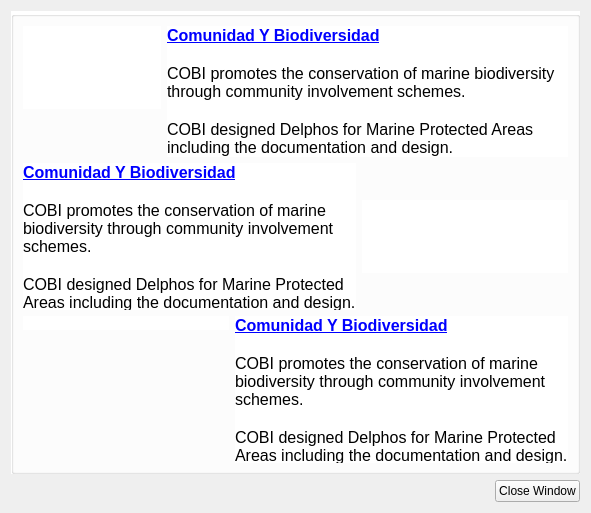
Ecotrust/delphos, file src/gui/credits_dialog.ui: the form before one commit.
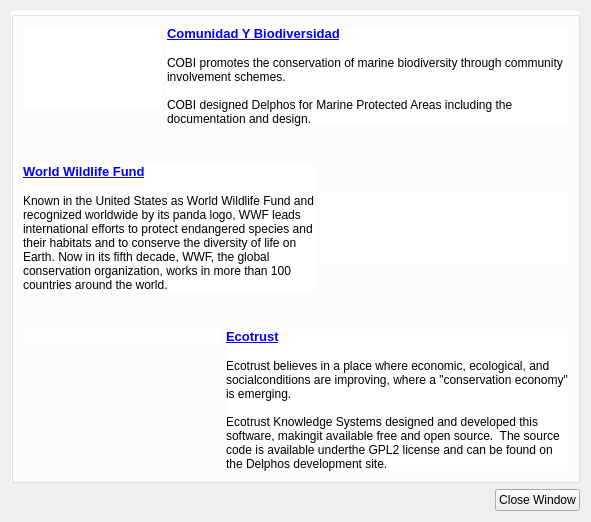
The form after the commit. Icons and pictures are not drawn.

The edit to the form file:
```diff
--- a/src/gui/credits_dialog.ui
+++ b/src/gui/credits_dialog.ui
@@ -9,7 +9,7 @@
     <x>0</x>
     <y>0</y>
     <width>591</width>
-    <height>513</height>
+    <height>522</height>
    </rect>
   </property>
   <property name="windowTitle" >
@@ -88,12 +88,12 @@
           <property name="text" >
            <string>&lt;html>&lt;head>&lt;meta name="qrichtext" content="1" />&lt;style type="text/css">
 p, li { white-space: pre-wrap; }
-&lt;/style>&lt;/head>&lt;body style=" font-family:'Lucida Grande'; font-size:13pt; font-weight:400; font-style:normal;">
-&lt;p style=" margin-top:0px; margin-bottom:0px; margin-left:0px; margin-right:0px; -qt-block-indent:0; text-indent:0px; font-family:'MS Shell Dlg 2'; font-size:8pt;">&lt;a href="http://www.cobi.org.mx/">&lt;span style=" font-size:12pt; font-weight:600; text-decoration: underline; color:#0000ff;">Comunidad Y Biodiversidad&lt;/span>&lt;/a>&lt;span style=" font-size:12pt; font-weight:600;"> &lt;/span>&lt;/p>
-&lt;p style="-qt-paragraph-type:empty; margin-top:0px; margin-bottom:0px; margin-left:0px; margin-right:0px; -qt-block-indent:0; text-indent:0px; font-family:'MS Shell Dlg 2'; font-size:12pt; font-weight:600;">&lt;/p>
-&lt;p style=" margin-top:0px; margin-bottom:0px; margin-left:0px; margin-right:0px; -qt-block-indent:0; text-indent:0px; font-family:'MS Shell Dlg 2'; font-size:12pt; font-weight:600;">&lt;span style=" font-weight:400;">COBI promotes the conservation of marine&lt;/span> &lt;span style=" font-weight:400;">biodiversity through community involvement schemes.  &lt;/span>&lt;/p>
-&lt;p style="-qt-paragraph-type:empty; margin-top:0px; margin-bottom:0px; margin-left:0px; margin-right:0px; -qt-block-indent:0; text-indent:0px; font-family:'MS Shell Dlg 2'; font-size:12pt;">&lt;/p>
-&lt;p style=" margin-top:0px; margin-bottom:0px; margin-left:0px; margin-right:0px; -qt-block-indent:0; text-indent:0px; font-family:'MS Shell Dlg 2'; font-size:12pt;">COBI designed Delphos for Marine Protected Areas including the documentation and design.&lt;/p>&lt;/body>&lt;/html></string>
+&lt;/style>&lt;/head>&lt;body style=" font-family:'MS Shell Dlg 2'; font-size:13pt; font-weight:400; font-style:normal;">
+&lt;p style=" margin-top:0px; margin-bottom:0px; margin-left:0px; margin-right:0px; -qt-block-indent:0; text-indent:0px; font-size:8pt;">&lt;a href="http://www.cobi.org.mx/">&lt;span style=" font-size:10pt; font-weight:600; text-decoration: underline; color:#0000ff;">Comunidad Y Biodiversidad&lt;/span>&lt;/a>&lt;span style=" font-size:10pt; font-weight:600;"> &lt;/span>&lt;/p>
+&lt;p style="-qt-paragraph-type:empty; margin-top:0px; margin-bottom:0px; margin-left:0px; margin-right:0px; -qt-block-indent:0; text-indent:0px; font-size:10pt; font-weight:600;">&lt;/p>
+&lt;p style=" margin-top:0px; margin-bottom:0px; margin-left:0px; margin-right:0px; -qt-block-indent:0; text-indent:0px; font-size:10pt; font-weight:600;">&lt;span style=" font-size:9pt; font-weight:400;">COBI promotes the conservation of marine&lt;/span>&lt;span style=" font-size:9pt;"> &lt;/span>&lt;span style=" font-size:9pt; font-weight:400;">biodiversity through community involvement schemes.  &lt;/span>&lt;/p>
+&lt;p style="-qt-paragraph-type:empty; margin-top:0px; margin-bottom:0px; margin-left:0px; margin-right:0px; -qt-block-indent:0; text-indent:0px; font-size:9pt;">&lt;/p>
+&lt;p style=" margin-top:0px; margin-bottom:0px; margin-left:0px; margin-right:0px; -qt-block-indent:0; text-indent:0px; font-size:9pt;">COBI designed Delphos for Marine Protected Areas including the documentation and design.&lt;/p>&lt;/body>&lt;/html></string>
           </property>
           <property name="alignment" >
            <set>Qt::AlignLeading|Qt::AlignLeft|Qt::AlignTop</set>
@@ -132,12 +132,10 @@
             <property name="text" >
              <string>&lt;html>&lt;head>&lt;meta name="qrichtext" content="1" />&lt;style type="text/css">
 p, li { white-space: pre-wrap; }
-&lt;/style>&lt;/head>&lt;body style=" font-family:'Lucida Grande'; font-size:13pt; font-weight:400; font-style:normal;">
-&lt;p style=" margin-top:0px; margin-bottom:0px; margin-left:0px; margin-right:0px; -qt-block-indent:0; text-indent:0px; font-family:'MS Shell Dlg 2'; font-size:8pt;">&lt;a href="http://www.cobi.org.mx/">&lt;span style=" font-size:12pt; font-weight:600; text-decoration: underline; color:#0000ff;">Comunidad Y Biodiversidad&lt;/span>&lt;/a>&lt;span style=" font-size:12pt; font-weight:600;"> &lt;/span>&lt;/p>
-&lt;p style="-qt-paragraph-type:empty; margin-top:0px; margin-bottom:0px; margin-left:0px; margin-right:0px; -qt-block-indent:0; text-indent:0px; font-family:'MS Shell Dlg 2'; font-size:12pt; font-weight:600;">&lt;/p>
-&lt;p style=" margin-top:0px; margin-bottom:0px; margin-left:0px; margin-right:0px; -qt-block-indent:0; text-indent:0px; font-family:'MS Shell Dlg 2'; font-size:12pt; font-weight:600;">&lt;span style=" font-weight:400;">COBI promotes the conservation of marine&lt;/span> &lt;span style=" font-weight:400;">biodiversity through community involvement schemes.  &lt;/span>&lt;/p>
-&lt;p style="-qt-paragraph-type:empty; margin-top:0px; margin-bottom:0px; margin-left:0px; margin-right:0px; -qt-block-indent:0; text-indent:0px; font-family:'MS Shell Dlg 2'; font-size:12pt;">&lt;/p>
-&lt;p style=" margin-top:0px; margin-bottom:0px; margin-left:0px; margin-right:0px; -qt-block-indent:0; text-indent:0px; font-family:'MS Shell Dlg 2'; font-size:12pt;">COBI designed Delphos for Marine Protected Areas including the documentation and design.&lt;/p>&lt;/body>&lt;/html></string>
+&lt;/style>&lt;/head>&lt;body style=" font-family:'MS Shell Dlg 2'; font-size:13pt; font-weight:400; font-style:normal;">
+&lt;p style=" margin-top:0px; margin-bottom:0px; margin-left:0px; margin-right:0px; -qt-block-indent:0; text-indent:0px; font-size:8pt;">&lt;a href="http://www.wwf.org/">&lt;span style=" font-size:10pt; font-weight:600; text-decoration: underline; color:#0000ff;">World Wildlife Fund&lt;/span>&lt;/a>&lt;/p>
+&lt;p style="-qt-paragraph-type:empty; margin-top:0px; margin-bottom:0px; margin-left:0px; margin-right:0px; -qt-block-indent:0; text-indent:0px; font-size:10pt; font-weight:600;">&lt;/p>
+&lt;p style=" margin-top:0px; margin-bottom:0px; margin-left:0px; margin-right:0px; -qt-block-indent:0; text-indent:0px; font-size:10pt; font-weight:600;">&lt;span style=" font-size:9pt; font-weight:400;">Known in the United States as World Wildlife Fund and recognized worldwide by its panda logo, WWF leads international efforts to protect endangered species and their habitats and to conserve the diversity of life on Earth. Now in its fifth decade, WWF, the global conservation organization, works in more than 100 countries around the world.&lt;/span>&lt;/p>&lt;/body>&lt;/html></string>
             </property>
             <property name="alignment" >
              <set>Qt::AlignLeading|Qt::AlignLeft|Qt::AlignTop</set>
@@ -225,12 +223,12 @@
           <property name="text" >
            <string>&lt;html>&lt;head>&lt;meta name="qrichtext" content="1" />&lt;style type="text/css">
 p, li { white-space: pre-wrap; }
-&lt;/style>&lt;/head>&lt;body style=" font-family:'Lucida Grande'; font-size:13pt; font-weight:400; font-style:normal;">
-&lt;p style=" margin-top:0px; margin-bottom:0px; margin-left:0px; margin-right:0px; -qt-block-indent:0; text-indent:0px; font-family:'MS Shell Dlg 2'; font-size:8pt;">&lt;a href="http://www.cobi.org.mx/">&lt;span style=" font-size:12pt; font-weight:600; text-decoration: underline; color:#0000ff;">Comunidad Y Biodiversidad&lt;/span>&lt;/a>&lt;span style=" font-size:12pt; font-weight:600;"> &lt;/span>&lt;/p>
-&lt;p style="-qt-paragraph-type:empty; margin-top:0px; margin-bottom:0px; margin-left:0px; margin-right:0px; -qt-block-indent:0; text-indent:0px; font-family:'MS Shell Dlg 2'; font-size:12pt; font-weight:600;">&lt;/p>
-&lt;p style=" margin-top:0px; margin-bottom:0px; margin-left:0px; margin-right:0px; -qt-block-indent:0; text-indent:0px; font-family:'MS Shell Dlg 2'; font-size:12pt; font-weight:600;">&lt;span style=" font-weight:400;">COBI promotes the conservation of marine&lt;/span> &lt;span style=" font-weight:400;">biodiversity through community involvement schemes.  &lt;/span>&lt;/p>
-&lt;p style="-qt-paragraph-type:empty; margin-top:0px; margin-bottom:0px; margin-left:0px; margin-right:0px; -qt-block-indent:0; text-indent:0px; font-family:'MS Shell Dlg 2'; font-size:12pt;">&lt;/p>
-&lt;p style=" margin-top:0px; margin-bottom:0px; margin-left:0px; margin-right:0px; -qt-block-indent:0; text-indent:0px; font-family:'MS Shell Dlg 2'; font-size:12pt;">COBI designed Delphos for Marine Protected Areas including the documentation and design.&lt;/p>&lt;/body>&lt;/html></string>
+&lt;/style>&lt;/head>&lt;body style=" font-family:'MS Shell Dlg 2'; font-size:13pt; font-weight:400; font-style:normal;">
+&lt;p style=" margin-top:0px; margin-bottom:0px; margin-left:0px; margin-right:0px; -qt-block-indent:0; text-indent:0px; font-size:8pt;">&lt;a href="http://www.ecotrust.org">&lt;span style=" font-size:10pt; font-weight:600; text-decoration: underline; color:#0000ff;">Ecotrust&lt;/span>&lt;/a>&lt;span style=" font-size:10pt; font-weight:600;"> &lt;/span>&lt;/p>
+&lt;p style="-qt-paragraph-type:empty; margin-top:0px; margin-bottom:0px; margin-left:0px; margin-right:0px; -qt-block-indent:0; text-indent:0px; font-size:10pt; font-weight:600;">&lt;/p>
+&lt;p style=" margin-top:0px; margin-bottom:0px; margin-left:0px; margin-right:0px; -qt-block-indent:0; text-indent:0px; font-size:10pt; font-weight:600;">&lt;span style=" font-size:9pt; font-weight:400;">Ecotrust believes in a place where economic, ecological, and socialconditions are improving, where a "conservation economy" is emerging.&lt;/span>&lt;/p>
+&lt;p style="-qt-paragraph-type:empty; margin-top:0px; margin-bottom:0px; margin-left:0px; margin-right:0px; -qt-block-indent:0; text-indent:0px; font-size:9pt;">&lt;/p>
+&lt;p style=" margin-top:0px; margin-bottom:0px; margin-left:0px; margin-right:0px; -qt-block-indent:0; text-indent:0px; font-size:9pt;">Ecotrust Knowledge Systems designed and developed this software, makingit available free and open source.  The source code is available underthe GPL2 license and can be found on the Delphos development site.&lt;/p>&lt;/body>&lt;/html></string>
           </property>
           <property name="alignment" >
            <set>Qt::AlignLeading|Qt::AlignLeft|Qt::AlignTop</set>
```
